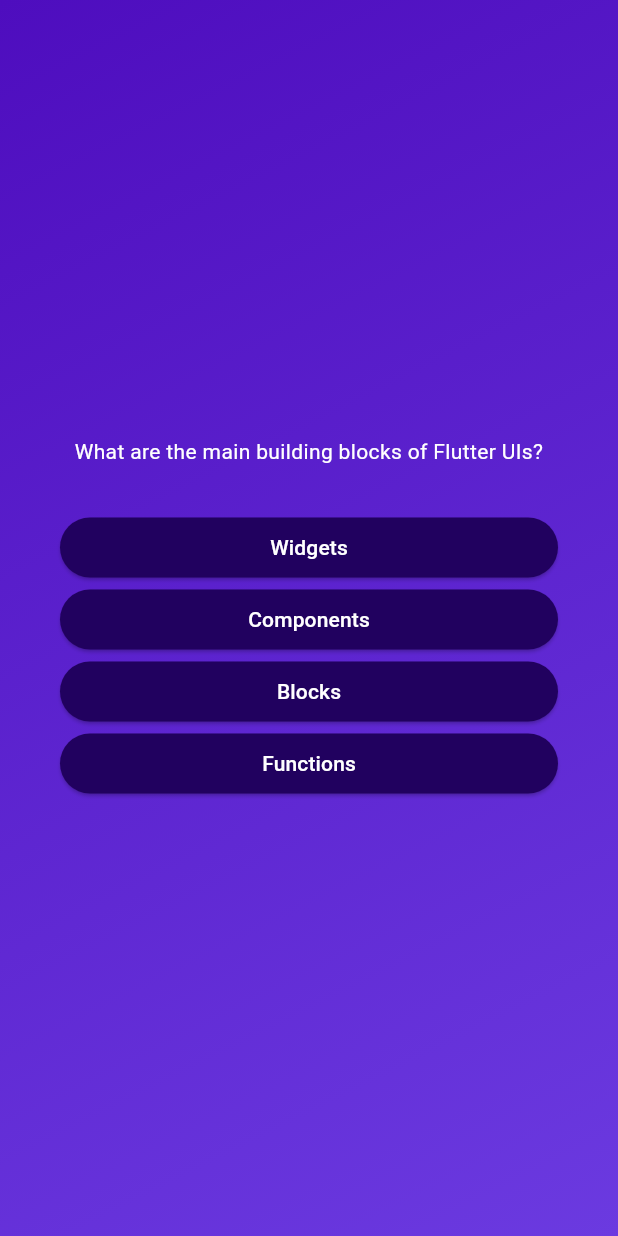
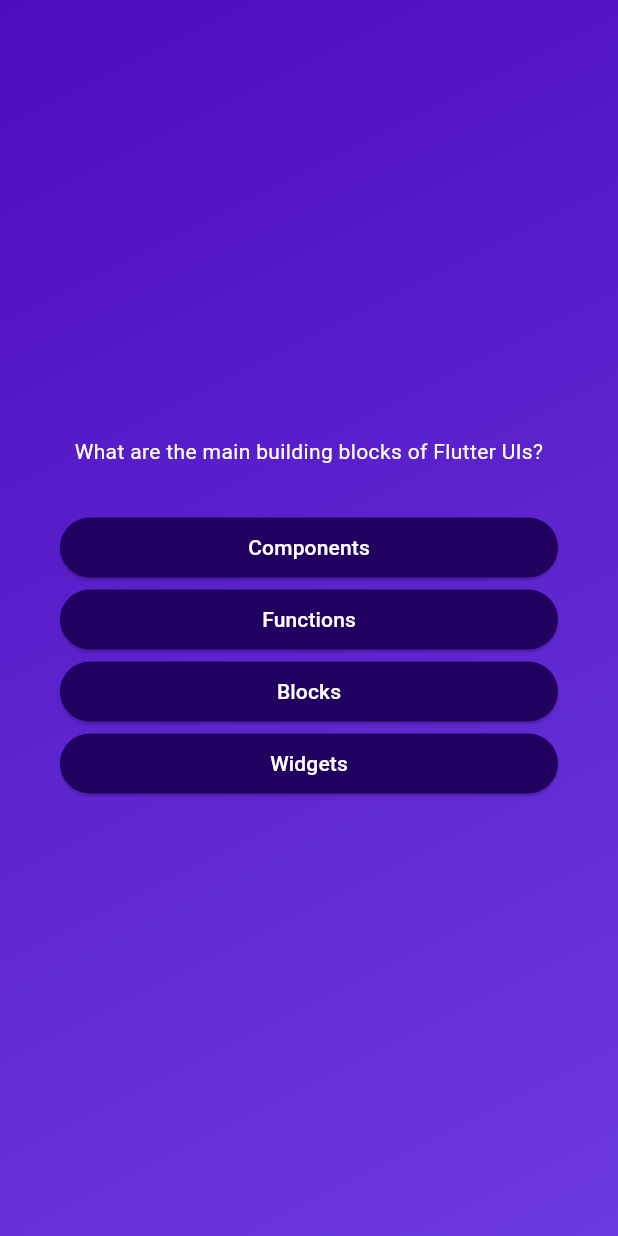
Before and after one commit to itman85/QuizFlutterApp, a Flutter app: the screen it shows after launch, after a tap on "Start Quiz", on a phone screen of 412 x 824 dp. Run offline on Flutter 3.47's test engine with Material 3 defaults, Android fonts, the phone set to English and light mode, and no system bars.

Commit message:
handle question index as state, do shuffle on the list

```diff
--- a/lib/models/quiz_question.dart
+++ b/lib/models/quiz_question.dart
@@ -3,4 +3,11 @@
 
   final String text;
   final List<String> answers;
+
+  List<String> getShuffledAnswer() {
+    // in this way, it copy the original list to do shuffle on new list without modifying the original one
+    final shuffledList = List.of(answers);
+    shuffledList.shuffle();
+    return shuffledList;
+  }
 }
--- a/lib/question_screen.dart
+++ b/lib/question_screen.dart
@@ -11,9 +11,18 @@
 }
 
 class _QuestionScreenState extends State<QuestionScreen> {
+  var currentQuestionIndex = 0;
+
+  void answerQuestion() {
+    // update widget state every time this function called
+    setState(() {
+      currentQuestionIndex += 1; // or ++
+    });
+  }
+
   @override
   Widget build(BuildContext context) {
-    final currentQuestion = questions[0];
+    final currentQuestion = questions[currentQuestionIndex];
 
     return SizedBox(
       width: double.infinity, // infinity: use as much width as it can
@@ -32,8 +41,8 @@
               height: 30,
             ),
             // spreding values (...) add a list as multiple individual values into the container list
-            ...currentQuestion.answers.map((item) {
-              return AnswerButton(answerText: item, onTap: () {});
+            ...currentQuestion.getShuffledAnswer().map((item) {
+              return AnswerButton(answerText: item, onTap: answerQuestion);
             })
           ],
         ),
```
